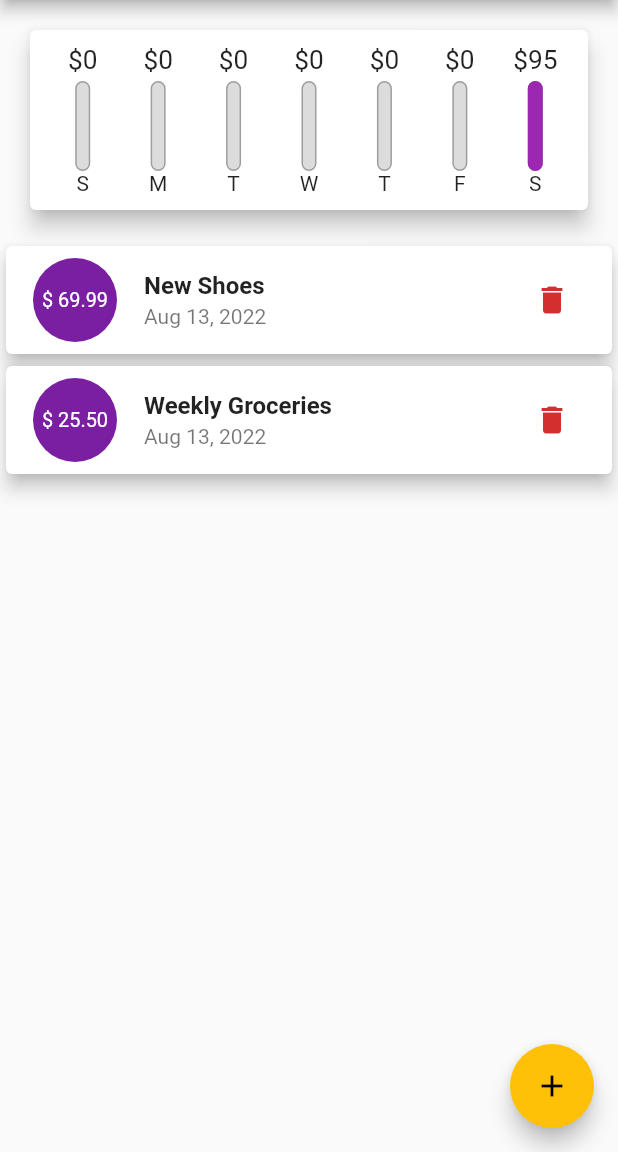
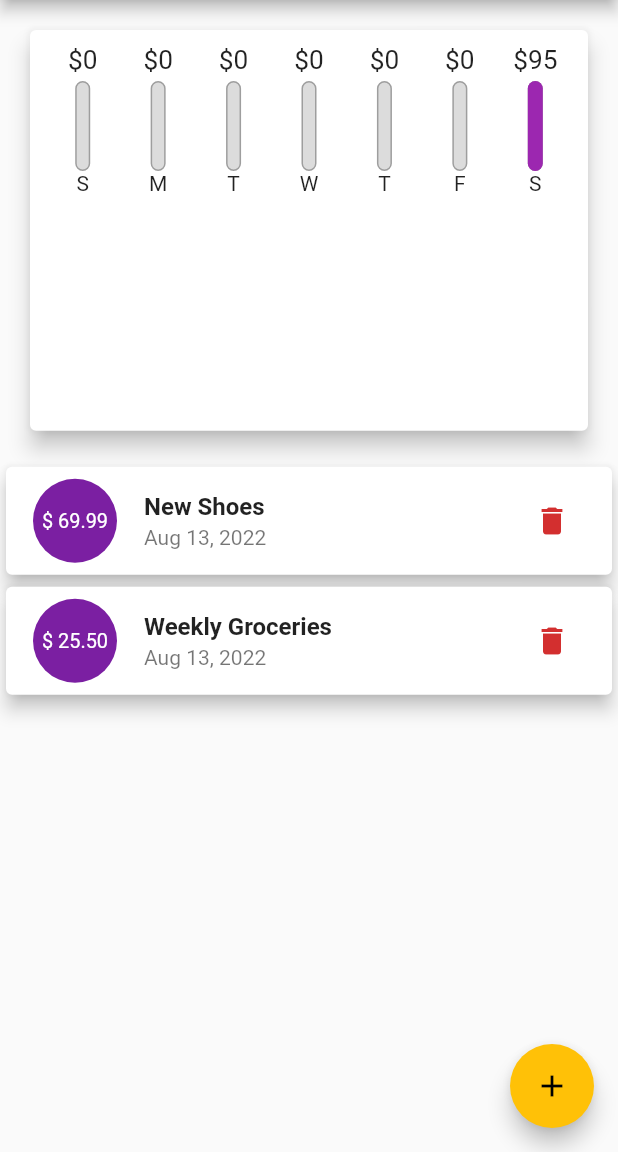
Before and after one commit to aniribe/expenses_planner_from_flutter_course, a Flutter app: the screen it shows after launch, on a phone screen of 412 x 824 dp, the part 84-1236 px from its top. Run offline on Flutter 3.47's test engine with Material 2 defaults, Android fonts, the phone set to English and light mode, and no system bars; our stand-ins replace stacked, stacked_core, stacked_services.

Commit message:
Lessons 118-122 from Flutter course;

```diff
--- a/lib/ui/views/home/components/transaction_list.dart
+++ b/lib/ui/views/home/components/transaction_list.dart
@@ -12,9 +12,7 @@ class TransactionList extends StatelessWidget {
 
   @override
   Widget build(BuildContext context) {
-    return Container(
-      height: 300,
-      child: ListView.builder(
+    return ListView.builder(
       itemBuilder: (context, index) {
         return Card(
           elevation: 5,
@@ -30,13 +28,11 @@ class TransactionList extends StatelessWidget {
             ),
             title: Text(
               transactions[index].title,
-                style:
-                    const TextStyle(fontSize: 16, fontWeight: FontWeight.bold),
+              style: const TextStyle(fontSize: 16, fontWeight: FontWeight.bold),
             ),
-              subtitle:
-                  Text(DateFormat.yMMMd().format(transactions[index].date)),
+            subtitle: Text(DateFormat.yMMMd().format(transactions[index].date)),
             trailing: IconButton(
-                icon: Icon(Icons.delete),
+              icon: const Icon(Icons.delete),
               color: Theme.of(context).errorColor,
               onPressed: () {},
             ),
@@ -44,7 +40,6 @@ class TransactionList extends StatelessWidget {
         );
       },
       itemCount: transactions.length,
-      ),
     );
   }
 }
--- a/lib/ui/views/home/home_view.dart
+++ b/lib/ui/views/home/home_view.dart
@@ -13,31 +13,24 @@ class HomeView extends StatelessWidget {
     return ViewModelBuilder<HomeViewModel>.reactive(
       viewModelBuilder: () => HomeViewModel(),
       builder: (context, model, child) => Scaffold(
-        appBar: AppBar(
-          title: const Text('Flutter App'),
-          actions: [
-            IconButton(
-              icon: const Icon(Icons.add),
-              onPressed: () {
-                showModalBottomSheet(
-                    context: context,
-                    builder: (_) {
-                      return NewTransaction(
-                        onAddPressed: model.addTransactionHandler,
-                        onDateChosen: model.onDateChosen,
-                        selectedDate: model.selectedDate,
-                      );
-                    });
-              },
-            )
-          ],
-        ),
+        appBar: appBar(context, model),
         body: SingleChildScrollView(
           child: Column(
             crossAxisAlignment: CrossAxisAlignment.stretch,
             children: [
-              Chart(recentTransactions: model.recentTransaction),
-              TransactionList(transactions: model.transactions),
+              Container(
+                height: (MediaQuery.of(context).size.height -
+                        appBar(context, model).preferredSize.height -
+                        MediaQuery.of(context).padding.top) *
+                    0.4,
+                child: Chart(recentTransactions: model.recentTransaction),
+              ),
+              Container(
+                  height: (MediaQuery.of(context).size.height -
+                          appBar(context, model).preferredSize.height -
+                          MediaQuery.of(context).padding.top) *
+                      0.6,
+                  child: TransactionList(transactions: model.transactions)),
             ],
           ),
         ),
@@ -59,3 +52,25 @@ class HomeView extends StatelessWidget {
     );
   }
 }
+
+AppBar appBar(BuildContext context, HomeViewModel model) {
+  return AppBar(
+    title: const Text('Flutter App'),
+    actions: [
+      IconButton(
+        icon: const Icon(Icons.add),
+        onPressed: () {
+          showModalBottomSheet(
+              context: context,
+              builder: (_) {
+                return NewTransaction(
+                  onAddPressed: model.addTransactionHandler,
+                  onDateChosen: model.onDateChosen,
+                  selectedDate: model.selectedDate,
+                );
+              });
+        },
+      )
+    ],
+  );
+}
```
Lines whose indentation alone changed are shown as unchanged.
